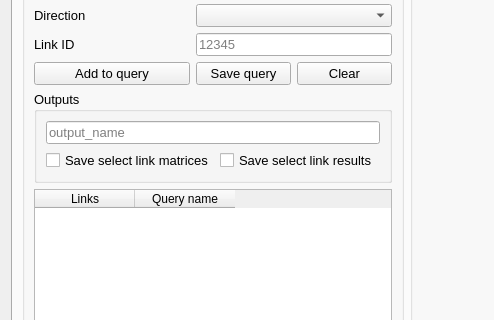
Before: the Qt Designer form qaequilibrae/modules/paths_procedures/forms/ui_route_choice.ui in AequilibraE/QAequilibraE, drawn with Qt 5; both pictures show x 0 to 494 and y 129 to 449 of the 814 by 547 pixel window.
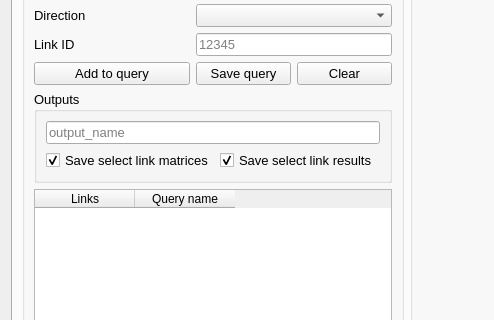
After: the same form once the commit is applied. The open tabs and pages were chosen to show the change. Custom widgets are drawn as their Qt base class.

Commit message: rename ui elements

What changed in the file:
```diff
--- a/qaequilibrae/modules/paths_procedures/forms/ui_route_choice.ui
+++ b/qaequilibrae/modules/paths_procedures/forms/ui_route_choice.ui
@@ -296,6 +296,9 @@
                <property name="text">
                 <string>Save select link matrices</string>
                </property>
+               <property name="checked">
+                <bool>true</bool>
+               </property>
               </widget>
              </item>
              <item row="1" column="1">
@@ -303,6 +306,9 @@
                <property name="text">
                 <string>Save select link results</string>
                </property>
+               <property name="checked">
+                <bool>true</bool>
+               </property>
               </widget>
              </item>
              <item row="0" column="0" colspan="2">
```
Left out of the diff: 6 changed lines with no effect on the pictures. The commit also changes 2 other files.
